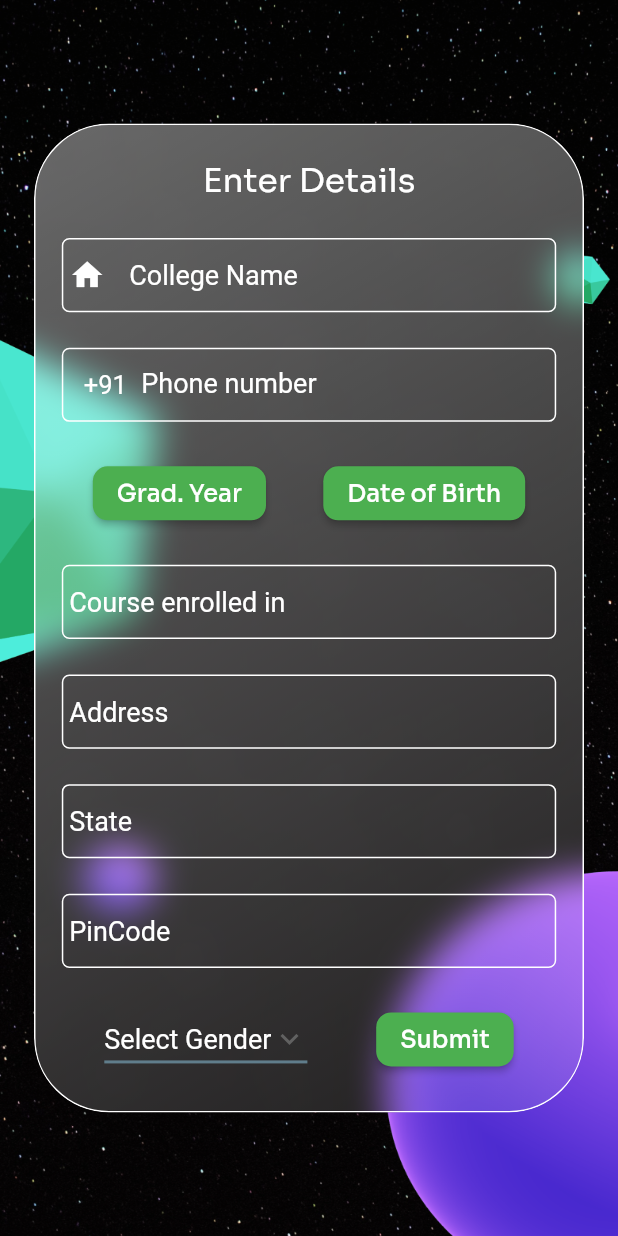
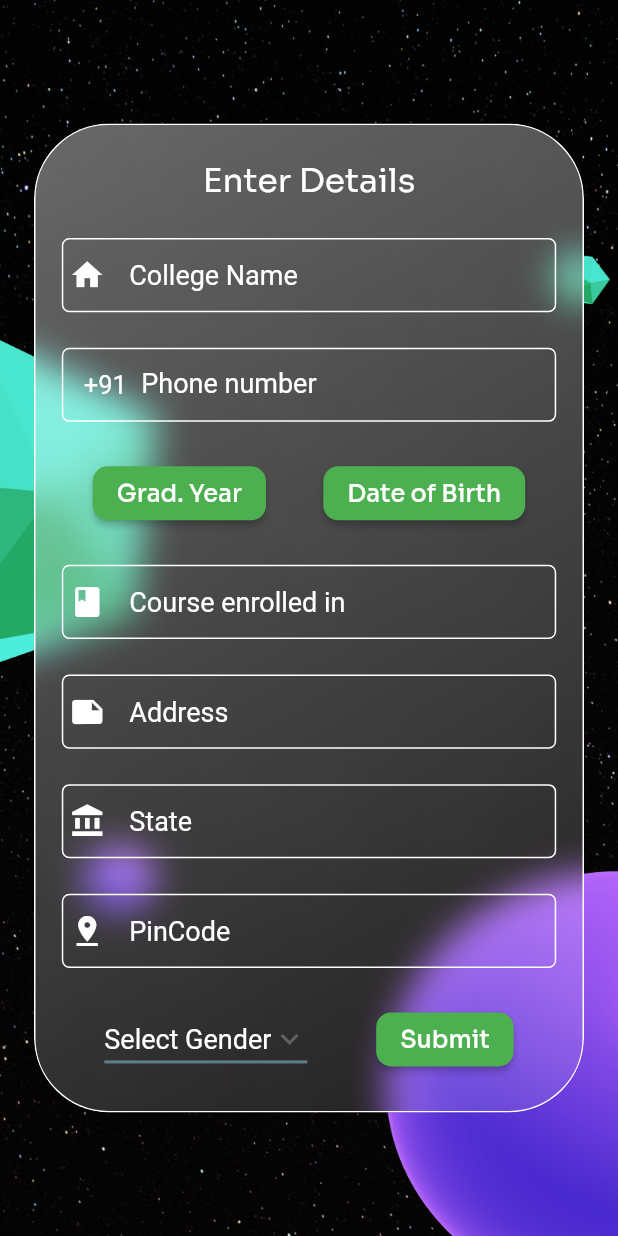
Before and after one commit to Prashant1709/ktf, a Flutter app: the register screen opened directly, after a tap on "Submit", on a phone screen of 412 x 824 dp. Run offline on Flutter 3.47's test engine with Material 2 defaults, Android fonts, the phone set to English and light mode, and no system bars; drawn by our look-alikes of glass_kit; our stand-ins replace auto_size_text, carousel_slider, circular_countdown_timer, firebase_auth, firebase_core, flutter_datetime_picker and 6 more; missing offline and left inert: dart:ffi, razorpay_flutter; accounts and stored records are empty.

Commit message:
registration added to first time users

```diff
--- a/lib/login.dart
+++ b/lib/login.dart
@@ -2,11 +2,10 @@ import 'package:firebase_auth/firebase_auth.dart';
 import 'package:flutter/material.dart';
 import 'package:flutter/services.dart';
 import 'package:glass_kit/glass_kit.dart';
-import 'package:hexcolor/hexcolor.dart';
 import 'package:google_fonts/google_fonts.dart';
 import 'package:ktf/home.dart';
 import 'package:ktf/registration.dart';
-import 'package:text_divider/text_divider.dart';import 'dart:async';
+import 'dart:async';
 import 'dart:convert';
 import 'package:http/http.dart' as http;
 import 'package:google_sign_in/google_sign_in.dart';
--- a/lib/registration.dart
+++ b/lib/registration.dart
@@ -1,5 +1,6 @@
 import 'dart:ffi';
 
+import 'package:firebase_auth/firebase_auth.dart';
 import 'package:flutter/material.dart';
 import 'package:flutter_datetime_picker/flutter_datetime_picker.dart';
 import 'package:glass_kit/glass_kit.dart';
@@ -7,6 +8,7 @@ import 'package:google_fonts/google_fonts.dart';
 import 'dart:async';
 import 'dart:convert';
 import 'package:http/http.dart' as http;
+import 'package:ktf/home.dart';
 class register extends StatefulWidget {
   const register({Key? key}) : super(key: key);
 
@@ -16,14 +18,14 @@ class register extends StatefulWidget {
 
 class _registerState extends State<register> {
   String College="";
-  int pno=0;
+  String pno="";
   String course="";
   DateTime dob=DateTime.now();
   DateTime gy=DateTime.now();
   String address="";
-  int pincode=0;
+  String pincode="";
   String uid="";
-  String state = "Select State";
+  String state = "";
   String dropdownValue1 = "Select Gender";
     @override
     double h(double height) {
@@ -33,7 +35,51 @@ class _registerState extends State<register> {
     double w(double width) {
       return MediaQuery.of(context).size.width * width;
     }
+  Future<bool> createUser() async{
+    final String id= await FirebaseAuth.instance.currentUser!.getIdToken(false);
+    final String ui=FirebaseAuth.instance.currentUser!.uid;
+    final response=await http.post(
+      Uri.parse('https://ktf-backend.herokuapp.com/auth/user-data'),
+      headers: <String, String>{
+        "Authorization": "Bearer $id",
+        "content-type": "application/json"
+      },
+      body: jsonEncode(<String, void>{
+      "college": College.toString(),
+      "phoneNumber": int.parse(pno.toString()),
+      "graduationYear": int.parse(gy.year.toString()),
+      "course": course.toString(),
+      "dob": dob.toString(),
+      "gender": dropdownValue1.toString(),
+      "address": address.toString(),
+      "state": state.toString(),
+      "pinCode": int.parse(pincode.toString()),
+        "uid": ui.toString(),
+      }),
 
+    );
+    if (response.statusCode == 200) {
+      // If the server did return a 201 CREATED response,
+      // then parse the JSON.
+      print(response.body);
+      print(response.statusCode);
+      if(response.body.contains("User data updated successfully")){
+        Navigator.pushReplacement(context,MaterialPageRoute(builder: (BuildContext bs)=>home()));
+      }
+      else{
+        showDialog(context: context, builder: (BuildContext bs)=>AlertDialog(
+          title: Text("The registration failed due to: ${response.body}"),
+        ));
+      }
+      return true;
+    } else {
+      // If the server did not return a 201 CREATED response,
+      // then throw an exception.
+      print(response.statusCode);
+      print(response.body);
+      return false;
+    }
+  }
     Widget build(BuildContext context) {
       return Scaffold(
         body: Stack(
@@ -178,9 +224,11 @@ class _registerState extends State<register> {
                             cursorColor: Colors.white,
                             keyboardType: TextInputType.name,
                             decoration: InputDecoration(
+                              icon: Icon(Icons.book,color: Colors.white,),
                                 border: InputBorder.none,
                                 hintText: "Course enrolled in",
                                 hintStyle: TextStyle(color: Colors.white)),
+                            onChanged: (value)=>course=value,
                           ),
                         ),
 
@@ -196,9 +244,11 @@ class _registerState extends State<register> {
                             cursorColor: Colors.white,
                             keyboardType: TextInputType.name,
                             decoration: InputDecoration(
+                              icon: Icon(Icons.note,color: Colors.white,),
                                 border: InputBorder.none,
                                 hintText: "Address",
                                 hintStyle: TextStyle(color: Colors.white)),
+                            onChanged: (value)=>address=value,
                           ),
                         ),
                         Container(
@@ -213,9 +263,11 @@ class _registerState extends State<register> {
                             cursorColor: Colors.white,
                             keyboardType: TextInputType.name,
                             decoration: InputDecoration(
+                              icon: Icon(Icons.account_balance,color: Colors.white,),
                                 border: InputBorder.none,
                                 hintText: "State",
                                 hintStyle: TextStyle(color: Colors.white)),
+                            onChanged: (value)=>state=value,
                           ),
                         ),
                         Container(
@@ -230,9 +282,11 @@ class _registerState extends State<register> {
                             cursorColor: Colors.white,
                             keyboardType: TextInputType.name,
                             decoration: InputDecoration(
+                              icon: Icon(Icons.pin_drop,color: Colors.white,),
                                 border: InputBorder.none,
                                 hintText: "PinCode",
                                 hintStyle: TextStyle(color: Colors.white)),
+                            onChanged: (value)=>pincode=value,
                           ),
                         ),
                         Row(mainAxisAlignment: MainAxisAlignment.spaceEvenly,children: [
@@ -271,7 +325,9 @@ class _registerState extends State<register> {
                                   );
                                 }).toList(),
                           ),
-                          MaterialButton(onPressed: (){},color: Colors.green,shape: RoundedRectangleBorder(borderRadius: BorderRadius.circular(10)),child: Text("Submit",style: GoogleFonts.sora(color: Colors.white,fontSize: 16),),)
+                          MaterialButton(onPressed: (){
+                            createUser();
+                          },color: Colors.green,shape: RoundedRectangleBorder(borderRadius: BorderRadius.circular(10)),child: Text("Submit",style: GoogleFonts.sora(color: Colors.white,fontSize: 16),),)
 
                         ],)
                       ],
```
